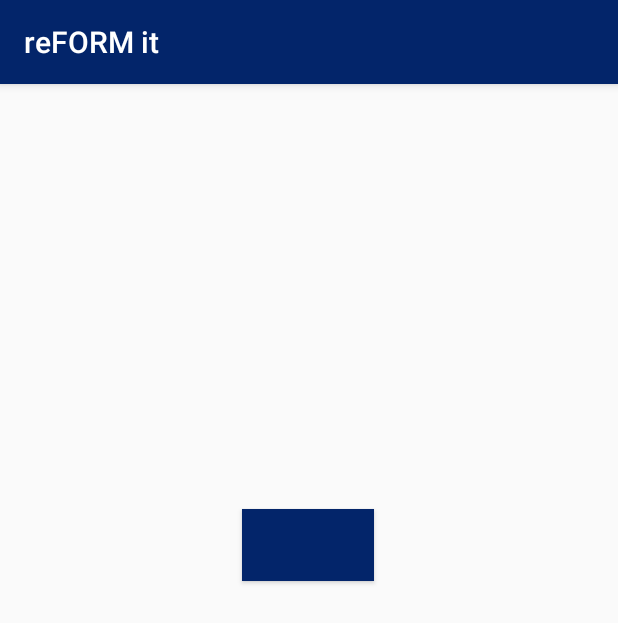
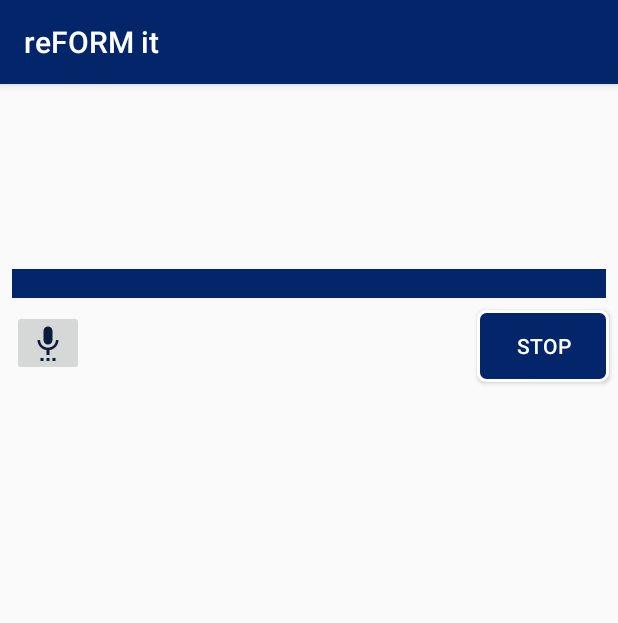
Before and after one commit to prashant564/reForm-IT, an Android app: the SecondActivity screen opened directly, with no data from a screen before it, on a phone screen of 412 x 824 dp. Shown: the top 623 px of the screen. Run offline under Robolectric (Android 15) with nearby library versions, the phone set to English and light mode, and no system bars; 3 statements that could not run were skipped.

Commit message:
Text to Speech implemented

```diff
--- a/app/src/main/java/com/example/minorformsapp/SecondActivity.kt
+++ b/app/src/main/java/com/example/minorformsapp/SecondActivity.kt
@@ -2,9 +2,14 @@ package com.example.minorformsapp
 
 import androidx.appcompat.app.AppCompatActivity
 import android.os.Bundle
+import android.speech.tts.TextToSpeech
+import android.widget.Toast
 import kotlinx.android.synthetic.main.activity_second.*
+import java.util.*
 
 class SecondActivity : AppCompatActivity() {
+
+    lateinit var mTextToSpeech: TextToSpeech
 
     override fun onCreate(savedInstanceState: Bundle?) {
         super.onCreate(savedInstanceState)
@@ -17,6 +22,36 @@ class SecondActivity : AppCompatActivity() {
 
         textView_form_name.text = name
         textView_form_url.text = url
-        button_form_description.text = description
+        textView_form_description.text = description
+
+        mTextToSpeech = TextToSpeech(applicationContext, TextToSpeech.OnInitListener {
+            if(it!=TextToSpeech.ERROR){
+                mTextToSpeech.language = Locale.ENGLISH
+            }
+        })
+
+        button_speak.setOnClickListener {
+            val toSpeech = textView_form_description.text.toString()
+            if(toSpeech==""){
+                Toast.makeText(baseContext,"Enter Text",Toast.LENGTH_SHORT).show()
+            }else{
+                Toast.makeText(baseContext,toSpeech,Toast.LENGTH_SHORT).show()
+                mTextToSpeech.speak(toSpeech,TextToSpeech.QUEUE_FLUSH,null)
+            }
+        }
+        button_stop.setOnClickListener {
+            if(mTextToSpeech.isSpeaking) {
+                mTextToSpeech.stop()
+            }else{
+                Toast.makeText(baseContext,"Not Speaking",Toast.LENGTH_SHORT).show()
+            }
+        }
+    }
+
+    override fun onPause() {
+        if(mTextToSpeech.isSpeaking) {
+            mTextToSpeech.stop()
+        }
+        super.onPause()
     }
 }
--- /dev/null
+++ b/app/src/main/res/drawable/ic_settings_voice_black_24dp.xml
@@ -0,0 +1,5 @@
+<vector android:height="24dp" android:tint="@color/primary_dark_blue"
+    android:viewportHeight="24.0" android:viewportWidth="24.0"
+    android:width="24dp" xmlns:android="http://schemas.android.com/apk/res/android">
+    <path android:fillColor="#FF000000" android:pathData="M7,24h2v-2L7,22v2zM12,13c1.66,0 2.99,-1.34 2.99,-3L15,4c0,-1.66 -1.34,-3 -3,-3S9,2.34 9,4v6c0,1.66 1.34,3 3,3zM11,24h2v-2h-2v2zM15,24h2v-2h-2v2zM19,10h-1.7c0,3 -2.54,5.1 -5.3,5.1S6.7,13 6.7,10L5,10c0,3.41 2.72,6.23 6,6.72L11,20h2v-3.28c3.28,-0.49 6,-3.31 6,-6.72z"/>
+</vector>
--- a/app/src/main/res/layout/activity_second.xml
+++ b/app/src/main/res/layout/activity_second.xml
@@ -5,43 +5,71 @@
     android:layout_width="match_parent"
     android:layout_height="match_parent"
     tools:context=".SecondActivity">
+
     <TextView
         android:id="@+id/textView_form_name"
         android:layout_width="wrap_content"
         android:layout_height="wrap_content"
-        android:layout_marginTop="192dp"
+        android:layout_marginTop="28dp"
         android:background="@color/primary_light_blue"
+        android:text="form name"
         android:textColor="@android:color/white"
-        android:text="form name"
         app:layout_constraintEnd_toEndOf="parent"
-        app:layout_constraintHorizontal_bias="0.498"
+        app:layout_constraintHorizontal_bias="0.492"
         app:layout_constraintStart_toStartOf="parent"
         app:layout_constraintTop_toTopOf="parent" />
-    <Button
-        android:layout_width="wrap_content"
+
+    <TextView
+        android:id="@+id/textView_form_description"
+        android:layout_width="0dp"
         android:layout_height="wrap_content"
-        android:layout_marginTop="72dp"
+        android:layout_marginStart="8dp"
+        android:layout_marginTop="76dp"
+        android:layout_marginEnd="8dp"
+        android:background="@color/primary_light_blue"
+        android:gravity="center"
+        android:maxWidth="150dp"
+        android:paddingRight="6dp"
         android:text="form_description"
-        android:background="@color/primary_light_blue"
         android:textColor="@android:color/white"
-        android:id="@+id/button_form_description"
         app:layout_constraintEnd_toEndOf="parent"
-        app:layout_constraintHorizontal_bias="0.498"
+        app:layout_constraintHorizontal_bias="0.0"
         app:layout_constraintStart_toStartOf="parent"
-        app:layout_constraintTop_toBottomOf="@+id/textView_form_name"/>
+        app:layout_constraintTop_toBottomOf="@+id/textView_form_name" />
 
     <TextView
         android:id="@+id/textView_form_url"
         android:layout_width="wrap_content"
         android:layout_height="wrap_content"
+        android:background="@color/primary_light_blue"
         android:text="url sample"
+        android:textColor="@android:color/white"
         app:layout_constraintBottom_toBottomOf="parent"
         app:layout_constraintEnd_toEndOf="parent"
         app:layout_constraintHorizontal_bias="0.498"
-        android:background="@color/primary_light_blue"
+        app:layout_constraintStart_toStartOf="parent"
+        app:layout_constraintTop_toBottomOf="@+id/button_speak" />
+
+    <ImageButton
+        android:id="@+id/button_speak"
+        android:layout_width="wrap_content"
+        android:layout_height="wrap_content"
+        android:layout_marginTop="8dp"
+        app:layout_constraintStart_toStartOf="@+id/textView_form_description"
+        app:layout_constraintTop_toBottomOf="@+id/textView_form_description"
+        app:srcCompat="@drawable/ic_settings_voice_black_24dp"
+        tools:ignore="VectorDrawableCompat" />
+
+    <Button
+        android:id="@+id/button_stop"
+        android:layout_width="wrap_content"
+        android:layout_height="wrap_content"
+        android:layout_marginTop="8dp"
+        android:layout_marginEnd="6dp"
+        android:background="@drawable/rounded_button_camera"
+        android:text="Stop"
         android:textColor="@android:color/white"
-        app:layout_constraintStart_toStartOf="parent"
-        app:layout_constraintTop_toBottomOf="@+id/button_form_description"
-        app:layout_constraintVertical_bias="0.228" />
+        app:layout_constraintEnd_toEndOf="parent"
+        app:layout_constraintTop_toBottomOf="@+id/textView_form_description" />
 
 </androidx.constraintlayout.widget.ConstraintLayout>
```
